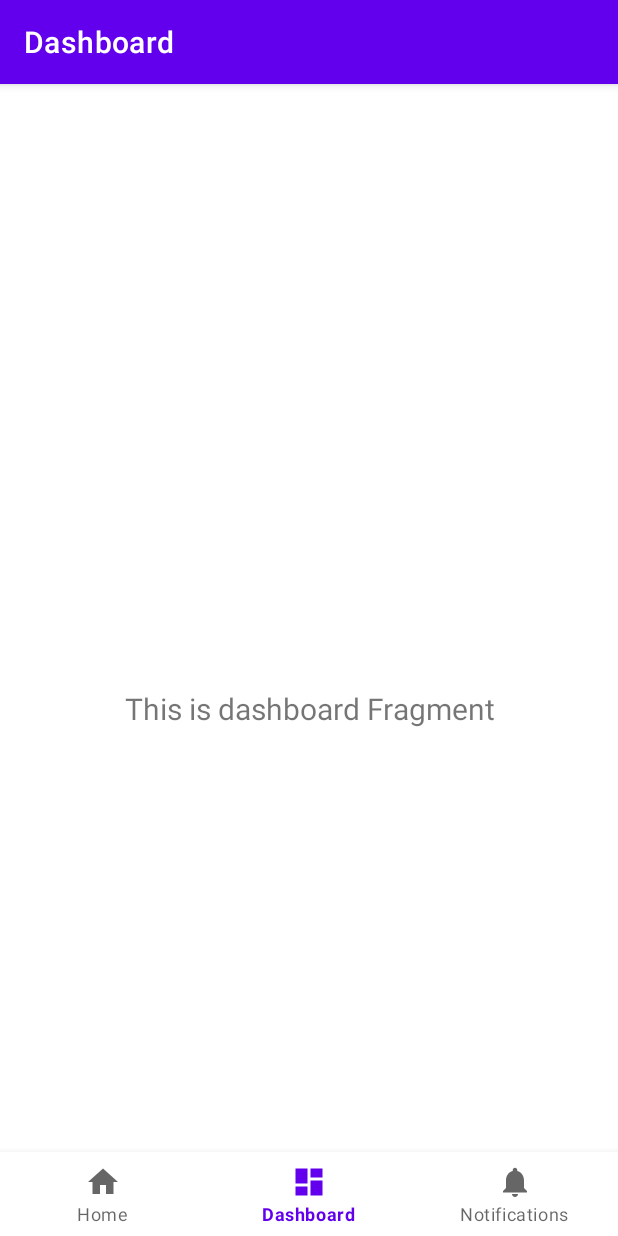
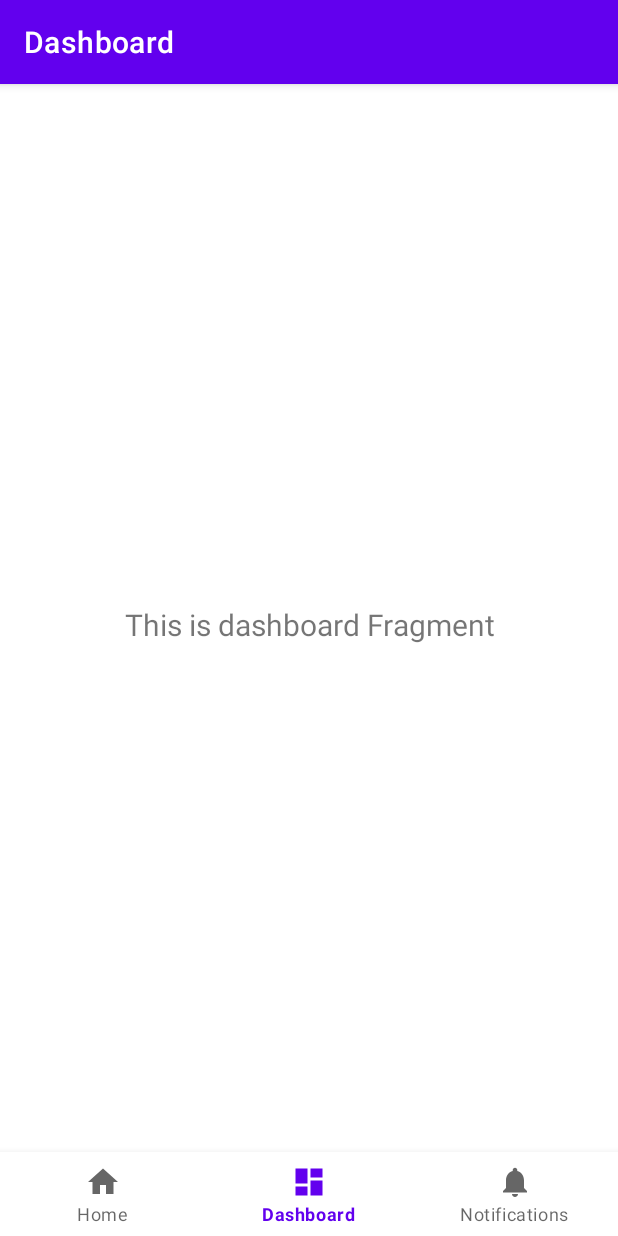
Before and after one commit to ruichaoqun/yueyue, an Android app: the screen it shows after launch (MainActivity), item 2 of the bottom bar chosen, on a phone screen of 412 x 824 dp. Run offline under Robolectric (Android 15) with nearby library versions, the phone set to English and light mode, and no system bars; our stand-ins replace Dagger/Hilt's generated code, navigation-ui, paging.

```diff
--- a/app/build.gradle
+++ b/app/build.gradle
@@ -7,12 +7,12 @@ plugins {
 
 android {
     namespace 'com.ruichaoqun.yueyue'
-    compileSdk 33
+    compileSdk 34
 
     defaultConfig {
         applicationId "com.ruichaoqun.yueyue"
         minSdk 24
-        targetSdk 33
+        targetSdk 34
         versionCode 1
         versionName "1.0"
 
--- a/app/src/main/AndroidManifest.xml
+++ b/app/src/main/AndroidManifest.xml
@@ -2,7 +2,10 @@
 <manifest xmlns:android="http://schemas.android.com/apk/res/android"
     xmlns:tools="http://schemas.android.com/tools">
 
+    <uses-permission android:name="android.permission.INTERNET"/>
+
     <application
+        android:name=".YueYueApp"
         android:allowBackup="true"
         android:dataExtractionRules="@xml/data_extraction_rules"
         android:fullBackupContent="@xml/backup_rules"
--- a/app/src/main/java/com/ruichaoqun/yueyue/ui/home/HomeViewModel.kt
+++ b/app/src/main/java/com/ruichaoqun/yueyue/ui/home/HomeViewModel.kt
@@ -14,7 +14,7 @@ import javax.inject.Inject
 @HiltViewModel
 class HomeViewModel @Inject constructor(pagingSource:MainPagingSource): ViewModel() {
     val pageFlow = Pager(
-        PagingConfig(pageSize = 20)
+        PagingConfig(pageSize = 20, enablePlaceholders = false),
     ) {
         pagingSource
     }.flow.cachedIn(viewModelScope)
--- a/app/src/main/res/layout/activity_main.xml
+++ b/app/src/main/res/layout/activity_main.xml
@@ -3,8 +3,7 @@
     xmlns:app="http://schemas.android.com/apk/res-auto"
     android:id="@+id/container"
     android:layout_width="match_parent"
-    android:layout_height="match_parent"
-    android:paddingTop="?attr/actionBarSize">
+    android:layout_height="match_parent">
 
     <com.google.android.material.bottomnavigation.BottomNavigationView
         android:id="@+id/nav_view"
@@ -22,7 +21,7 @@
         android:id="@+id/nav_host_fragment_activity_main"
         android:name="androidx.navigation.fragment.NavHostFragment"
         android:layout_width="match_parent"
-        android:layout_height="match_parent"
+        android:layout_height="0dp"
         app:defaultNavHost="true"
         app:layout_constraintBottom_toTopOf="@id/nav_view"
         app:layout_constraintLeft_toLeftOf="parent"
--- a/core/common/build.gradle
+++ b/core/common/build.gradle
@@ -5,11 +5,11 @@ plugins {
 
 android {
     namespace 'com.ruichaoqun.yueyue.core.common'
-    compileSdk 33
+    compileSdk 34
 
     defaultConfig {
         minSdk 24
-        targetSdk 33
+        targetSdk 34
 
         testInstrumentationRunner "androidx.test.runner.AndroidJUnitRunner"
         consumerProguardFiles "consumer-rules.pro"
--- a/core/database/build.gradle
+++ b/core/database/build.gradle
@@ -5,11 +5,11 @@ plugins {
 
 android {
     namespace 'com.ruichaoqun.yueyue.core.database'
-    compileSdk 33
+    compileSdk 34
 
     defaultConfig {
         minSdk 24
-        targetSdk 33
+        targetSdk 34
 
         testInstrumentationRunner "androidx.test.runner.AndroidJUnitRunner"
         consumerProguardFiles "consumer-rules.pro"
--- a/core/datastore/build.gradle
+++ b/core/datastore/build.gradle
@@ -5,11 +5,11 @@ plugins {
 
 android {
     namespace 'com.ruichaoqun.yueyue.core.datastore'
-    compileSdk 33
+    compileSdk 34
 
     defaultConfig {
         minSdk 24
-        targetSdk 33
+        targetSdk 34
 
         testInstrumentationRunner "androidx.test.runner.AndroidJUnitRunner"
         consumerProguardFiles "consumer-rules.pro"
--- a/core/media/build.gradle
+++ b/core/media/build.gradle
@@ -5,11 +5,11 @@ plugins {
 
 android {
     namespace 'com.ruichaoqun.yueyue.core.media'
-    compileSdk 33
+    compileSdk 34
 
     defaultConfig {
         minSdk 24
-        targetSdk 33
+        targetSdk 34
 
         testInstrumentationRunner "androidx.test.runner.AndroidJUnitRunner"
         consumerProguardFiles "consumer-rules.pro"
--- a/core/model/build.gradle
+++ b/core/model/build.gradle
@@ -5,11 +5,11 @@ plugins {
 
 android {
     namespace 'com.ruichaoqun.yueyue.core.model'
-    compileSdk 33
+    compileSdk 34
 
     defaultConfig {
         minSdk 24
-        targetSdk 33
+        targetSdk 34
 
         testInstrumentationRunner "androidx.test.runner.AndroidJUnitRunner"
         consumerProguardFiles "consumer-rules.pro"
--- a/core/network/build.gradle
+++ b/core/network/build.gradle
@@ -7,11 +7,11 @@ plugins {
 
 android {
     namespace 'com.ruichaoqun.yueyue.core.network'
-    compileSdk 33
+    compileSdk 34
 
     defaultConfig {
         minSdk 24
-        targetSdk 33
+        targetSdk 34
 
         testInstrumentationRunner "androidx.test.runner.AndroidJUnitRunner"
         consumerProguardFiles "consumer-rules.pro"
--- a/core/network/src/main/java/com/ruichaoqun/yueyue/core/network/di/NetWorkModule.kt
+++ b/core/network/src/main/java/com/ruichaoqun/yueyue/core/network/di/NetWorkModule.kt
@@ -27,7 +27,7 @@ object NetWorkModule {
 
     @Provides
     @Singleton
-    fun provideRetrofit(builder: Retrofit.Builder, okHttpClient: OkHttpClient?): Retrofit? {
+    fun provideRetrofit(builder: Retrofit.Builder, okHttpClient: OkHttpClient): Retrofit {
         return builder.baseUrl("https://www.wanandroid.com/")
             .addConverterFactory(GsonConverterFactory.create())
             .client(okHttpClient)
--- a/core/repository/build.gradle
+++ b/core/repository/build.gradle
@@ -7,11 +7,11 @@ plugins {
 
 android {
     namespace 'com.ruichaoqun.yueyue.core.repository'
-    compileSdk 33
+    compileSdk 34
 
     defaultConfig {
         minSdk 24
-        targetSdk 33
+        targetSdk 34
 
         testInstrumentationRunner "androidx.test.runner.AndroidJUnitRunner"
         consumerProguardFiles "consumer-rules.pro"
--- a/core/repository/src/main/java/com/ruichaoqun/yueyue/core/repository/main/MainPagingSource.kt
+++ b/core/repository/src/main/java/com/ruichaoqun/yueyue/core/repository/main/MainPagingSource.kt
@@ -11,8 +11,7 @@ class MainPagingSource @Inject constructor(private val remoteDataSource: RemoteD
 
     override fun getRefreshKey(state: PagingState<Int, HomePageItemBean>): Int? {
         return state.anchorPosition?.let { anchorPosition ->
-            val anchorPage = state.closestPageToPosition(anchorPosition)
-            anchorPage?.prevKey?.plus(1) ?: anchorPage?.nextKey?.minus(1)
+            state.closestPageToPosition(anchorPosition)?.prevKey
         }
     }
 
```
Also changed, not shown: app/src/main/java/com/ruichaoqun/yueyue/ui/home/HomeAdapter.kt (+5 -2 lines), app/src/main/res/layout/item_home.xml (+10 -0 lines).
